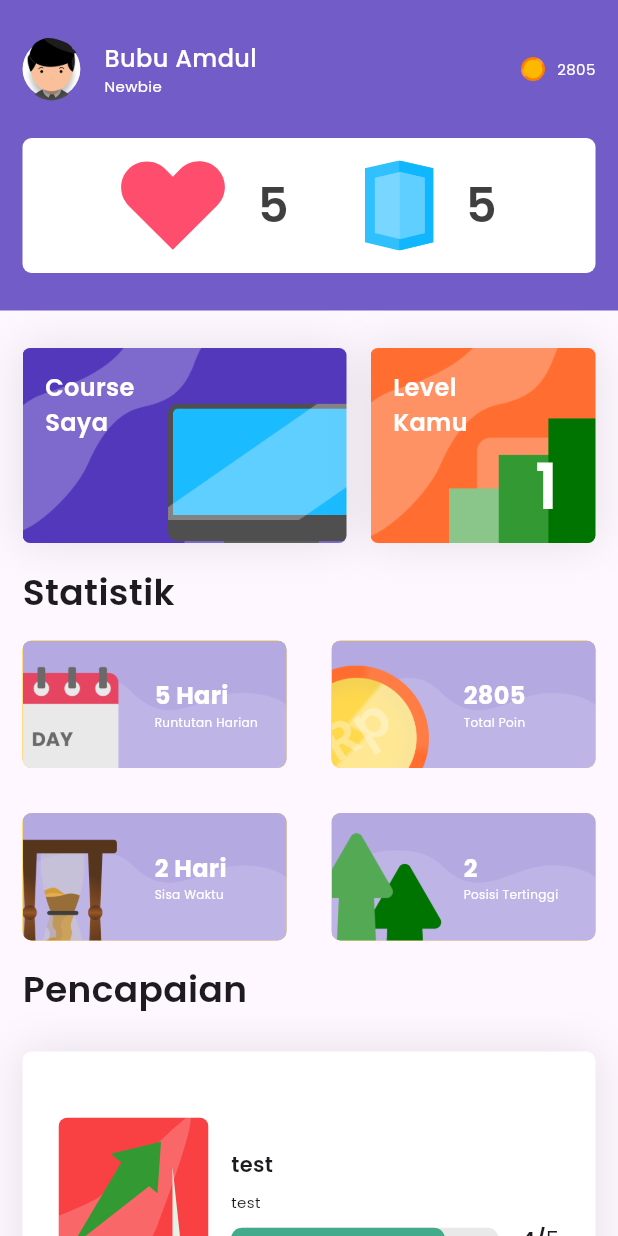
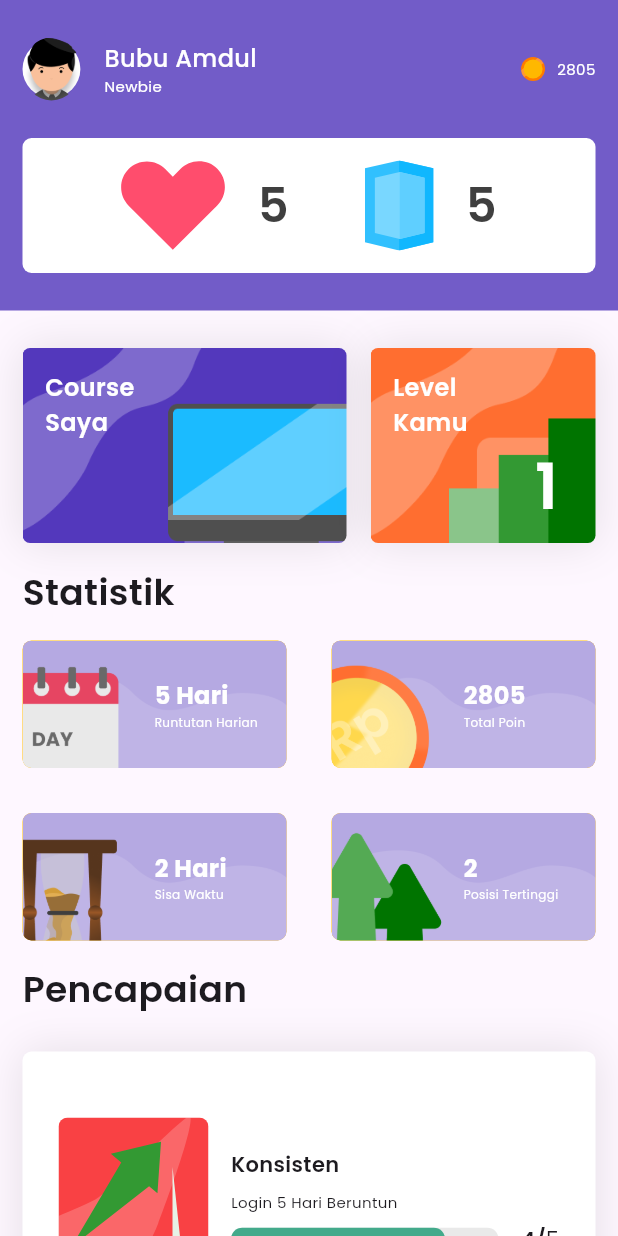
Before and after one commit to luqmanhadisudiana/Amplop-Duit, a Flutter app: the MyHomePage widget shown alone on an empty page, opened directly, on a phone screen of 412 x 824 dp. Run offline on Flutter 3.47's test engine with Material 3 defaults, Android fonts, the phone set to English and light mode, and no system bars; our stand-ins replace flutter_svg, lottie, shared_preferences, youtube_player_flutter; accounts and stored records are empty.

Commit message:
added achievement model data dummy

```diff
--- /dev/null
+++ b/lib/models/achievement.dart
@@ -0,0 +1,59 @@
+class Achievement {
+  final String title, desc, imageUrl;
+  final int currentValue, maxValue;
+
+  Achievement({
+    required this.title,
+    required this.desc,
+    required this.imageUrl,
+    required this.currentValue,
+    required this.maxValue,
+  });
+}
+
+// Dummy Achievement
+
+var achievementData = [
+  Achievement(
+      title: "Konsisten",
+      desc: "Login 5 Hari Beruntun",
+      imageUrl: "assets/img/pencapaian/Konsisten.svg",
+      currentValue: 4,
+      maxValue: 5),
+  Achievement(
+      title: "Master",
+      desc: "Dapatkan 3000 poin!",
+      imageUrl: "assets/img/pencapaian/Master.svg",
+      currentValue: 2805,
+      maxValue: 3000),
+  Achievement(
+      title: "Ilmuwan",
+      desc: "Dapatkan 6000 poin!",
+      imageUrl: "assets/img/pencapaian/Ilmuwan.svg",
+      currentValue: 2805,
+      maxValue: 6000),
+  Achievement(
+      title: "Membara",
+      desc: "Capai runtunan 30 hari",
+      imageUrl: "assets/img/pencapaian/Membara.svg",
+      currentValue: 28,
+      maxValue: 30),
+  Achievement(
+      title: "Penguasa Kegelapan",
+      desc: "Selesaikan 5 pelajaran setelah jam 10 malam",
+      imageUrl: "assets/img/pencapaian/Penguasa Kegelapan.svg",
+      currentValue: 4,
+      maxValue: 5),
+  Achievement(
+      title: "Juara",
+      desc: "Maju ke liga selanjutnya dengan peringkat 3 besar",
+      imageUrl: "assets/img/pencapaian/Juara.svg",
+      currentValue: 4,
+      maxValue: 5),
+  Achievement(
+      title: "Pemenang",
+      desc: "Raih peringkat #1 di papan skor",
+      imageUrl: "assets/img/pencapaian/Pemenang.svg",
+      currentValue: 0,
+      maxValue: 1),
+];
--- a/lib/screens/home/achievement.dart
+++ b/lib/screens/home/achievement.dart
@@ -1,5 +1,6 @@
 import 'package:amplop_duit/component/appbar/default_appbar.dart';
 import 'package:amplop_duit/component/card/card_achievement.dart';
+import 'package:amplop_duit/models/achievement.dart';
 import 'package:flutter/material.dart';
 import 'package:amplop_duit/theme.dart';
 
@@ -36,14 +37,15 @@ class AchievementPage extends StatelessWidget {
                   child: Column(
                       crossAxisAlignment: CrossAxisAlignment.start,
                       children: [
-                        for (var i = 0; i < 6; i++)
+                        for (var i = 0; i < achievementData.length; i++)
                           CardAchievement(
-                            title: "test",
-                            desc: "test",
-                            imageUrl: 'assets/img/pencapaian/Group 515.svg',
-                            currentValue: 4,
-                            maxValue: 5,
-                            bottomBorder: i == 6 - 1 ? false : true,
+                            title: achievementData[i].title,
+                            desc: achievementData[i].desc,
+                            imageUrl: achievementData[i].imageUrl,
+                            currentValue: achievementData[i].currentValue,
+                            maxValue: achievementData[i].maxValue,
+                            bottomBorder:
+                                i == achievementData.length - 1 ? false : true,
                           ),
                       ]),
                 ),
--- a/lib/screens/home/home.dart
+++ b/lib/screens/home/home.dart
@@ -1,6 +1,7 @@
 import 'package:amplop_duit/component/button/main_button.dart';
 import 'package:amplop_duit/component/card/card_achievement.dart';
 import 'package:amplop_duit/component/card/card_state.dart';
+import 'package:amplop_duit/models/achievement.dart';
 import 'package:amplop_duit/screens/home/achievement.dart';
 import 'package:amplop_duit/screens/course/my_course.dart';
 import 'package:flutter/material.dart';
@@ -331,11 +332,11 @@ class _MyHomePageState extends State<MyHomePage> {
               Column(crossAxisAlignment: CrossAxisAlignment.start, children: [
             for (var i = 0; i < 3; i++)
               CardAchievement(
-                title: "test",
-                desc: "test",
-                imageUrl: 'assets/img/pencapaian/Group 515.svg',
-                currentValue: 4,
-                maxValue: 5,
+                title: achievementData[i].title,
+                desc: achievementData[i].desc,
+                imageUrl: achievementData[i].imageUrl,
+                currentValue: achievementData[i].currentValue,
+                maxValue: achievementData[i].maxValue,
                 bottomBorder: i == 3 - 1 ? false : true,
               ),
           ]),
--- a/pubspec.yaml
+++ b/pubspec.yaml
@@ -16,7 +16,7 @@ publish_to: "none" # Remove this line if you wish to publish to pub.dev
 # https://developer.apple.com/library/archive/documentation/General/Reference/InfoPlistKeyReference/Articles/CoreFoundationKeys.html
 # In Windows, build-name is used as the major, minor, and patch parts
 # of the product and file versions while build-number is used as the build suffix.
-version: 0.0.8
+version: 0.0.10
 
 environment:
   sdk: ">=3.2.1 <4.0.0"
```
Also changed, not shown: assets/img/pencapaian/Ilmuwan.svg (renamed from assets/img/pencapaian/Group 520.svg), assets/img/pencapaian/Juara.svg (renamed from assets/img/pencapaian/Group 517.svg), assets/img/pencapaian/Konsisten.svg (renamed from assets/img/pencapaian/Group 515.svg), assets/img/pencapaian/Master.svg (renamed from assets/img/pencapaian/Group 521.svg), assets/img/pencapaian/Membara.svg (renamed from assets/img/pencapaian/Group 519.svg), assets/img/pencapaian/Pemenang.svg (renamed from assets/img/pencapaian/Group 516.svg), assets/img/pencapaian/Penguasa Kegelapan.svg (renamed from assets/img/pencapaian/Group 518.svg).
